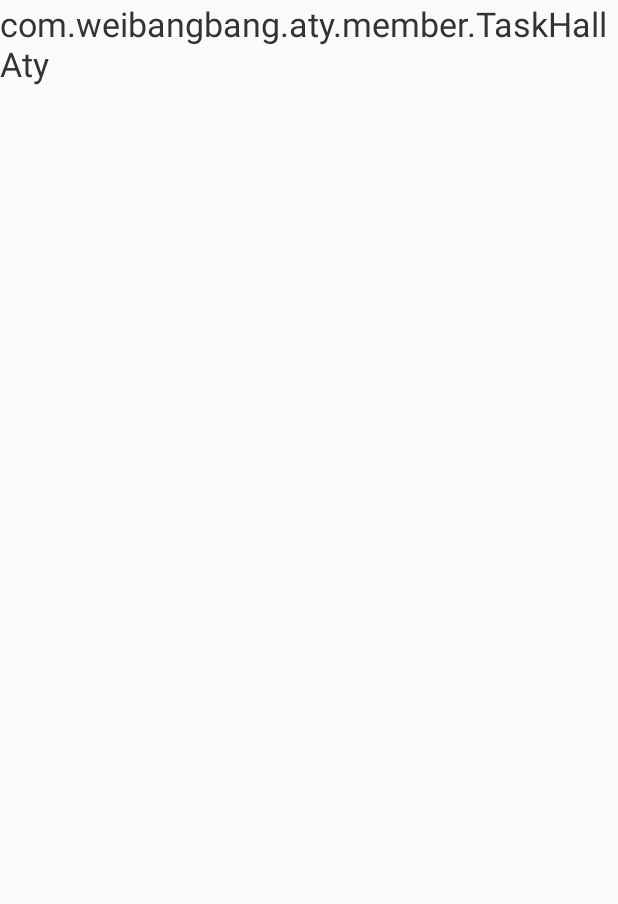
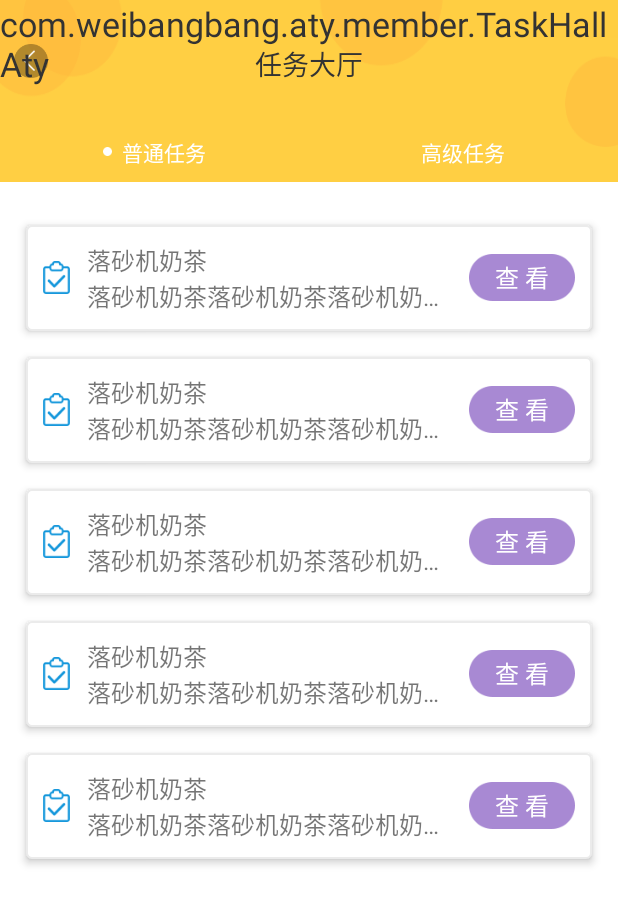
Before and after one commit to zyf19930419/baping, an Android app: the TaskHallAty screen opened directly, with no data from a screen before it, on a phone screen of 412 x 824 dp. Shown: the top 904 px of the screen. Run offline under Robolectric (Android 15) with nearby library versions, the phone set to English and light mode, and no system bars; libraries missing offline, so code that uses them is left out: com.mob; pictures from the network do not load.

Commit message:
微帮帮布局搭建

```diff
--- /dev/null
+++ b/app/src/main/java/com/weibangbang/adapter/TaskHallAdapter.java
@@ -0,0 +1,40 @@
+package com.weibangbang.adapter;
+
+import android.support.annotation.NonNull;
+import android.support.v7.widget.RecyclerView;
+import android.view.LayoutInflater;
+import android.view.View;
+import android.view.ViewGroup;
+
+import com.weibangbang.R;
+
+/**
+ * 创建者：zhangyunfei
+ * 创建时间：2018/10/9 13:53
+ * 功能描述：
+ */
+public class TaskHallAdapter extends RecyclerView.Adapter<TaskHallAdapter.MyViewHolder> {
+
+    @NonNull
+    @Override
+    public MyViewHolder onCreateViewHolder(@NonNull ViewGroup parent, int viewType) {
+        View itemView= LayoutInflater.from(parent.getContext()).inflate(R.layout.task_item,parent,false);
+        return new MyViewHolder(itemView);
+    }
+
+    @Override
+    public void onBindViewHolder(@NonNull MyViewHolder holder, int position) {
+
+    }
+
+    @Override
+    public int getItemCount() {
+        return 5;
+    }
+
+    class MyViewHolder extends RecyclerView.ViewHolder{
+        public MyViewHolder(View itemView) {
+            super(itemView);
+        }
+    }
+}
--- a/app/src/main/java/com/weibangbang/aty/member/TaskHallAty.java
+++ b/app/src/main/java/com/weibangbang/aty/member/TaskHallAty.java
@@ -1,5 +1,13 @@
 package com.weibangbang.aty.member;
 
+import android.support.v4.content.ContextCompat;
+import android.support.v7.widget.LinearLayoutManager;
+import android.support.v7.widget.RecyclerView;
+import android.view.View;
+import android.widget.TextView;
+
+import com.weibangbang.R;
+import com.weibangbang.adapter.TaskHallAdapter;
 import com.weibangbang.base.BaseActivity;
 
 /**
@@ -8,18 +16,56 @@ import com.weibangbang.base.BaseActivity;
  * 功能描述：任务大厅
  */
 public class TaskHallAty extends BaseActivity{
+    private TextView general_tv,advance_tv;
+
+    private RecyclerView mRecyclerView;
+    private TaskHallAdapter mTaskHallAdapter;
     @Override
     public int getLayoutId() {
-        return 0;
+        return R.layout.activity_task_hall;
     }
 
     @Override
     public void initView() {
+        setTitleBar(getResources().getString(R.string.renwudating),true);
+        general_tv=findViewById(R.id.general_task_tv);
+        advance_tv=findViewById(R.id.advance_task_tv);
+        general_tv.setCompoundDrawablePadding(10);
+        general_tv.setCompoundDrawablesWithIntrinsicBounds(ContextCompat.getDrawable(this,R.mipmap.icon_white_point),null,null,null);
 
+        mRecyclerView=findViewById(R.id.recyclerView);
+        LinearLayoutManager manager=new LinearLayoutManager(this,LinearLayoutManager.VERTICAL,false);
+        mRecyclerView.setLayoutManager(manager);
+        mTaskHallAdapter=new TaskHallAdapter();
+        mRecyclerView.setAdapter(mTaskHallAdapter);
     }
 
     @Override
     public void initData() {
 
     }
+
+    @Override
+    public void onComplete(String requestUrl, String jsonStr) {
+        super.onComplete(requestUrl, jsonStr);
+        mTaskHallAdapter=new TaskHallAdapter();
+        mRecyclerView.setAdapter(mTaskHallAdapter);
+    }
+
+    /**
+     * 普通任务
+     */
+    public void onGeneral_layout(View view) {
+        general_tv.setCompoundDrawablePadding(10);
+        general_tv.setCompoundDrawablesWithIntrinsicBounds(ContextCompat.getDrawable(this,R.mipmap.icon_white_point),null,null,null);
+        advance_tv.setCompoundDrawablesWithIntrinsicBounds(null,null,null,null);
+    }
+    /**
+     *高级任务
+     */
+    public void onAdvance_layout(View view) {
+        general_tv.setCompoundDrawablesWithIntrinsicBounds(null,null,null,null);
+        advance_tv.setCompoundDrawablePadding(10);
+        advance_tv.setCompoundDrawablesWithIntrinsicBounds(ContextCompat.getDrawable(this,R.mipmap.icon_white_point),null,null,null);
+    }
 }
--- a/app/src/main/java/com/weibangbang/aty/personal/ChangePasswordAty.java
+++ b/app/src/main/java/com/weibangbang/aty/personal/ChangePasswordAty.java
@@ -14,7 +14,7 @@ public class ChangePasswordAty extends BaseActivity {
     private TextView commit_tv;
     @Override
     public int getLayoutId() {
-        return R.layout.acitvity_change_password;
+        return R.layout.activity_change_password;
     }
 
     @Override
--- a/app/src/main/res/layout/activity_contact_customer.xml
+++ b/app/src/main/res/layout/activity_contact_customer.xml
@@ -72,6 +72,7 @@
             android:layout_weight="1"
             android:background="@drawable/edit_shape"
             android:gravity="center"
+            android:elevation="3dp"
             android:orientation="vertical"
             android:paddingBottom="15dp"
             android:paddingTop="15dp">
--- /dev/null
+++ b/app/src/main/res/layout/activity_task_hall.xml
@@ -0,0 +1,60 @@
+<?xml version="1.0" encoding="utf-8"?>
+<LinearLayout xmlns:android="http://schemas.android.com/apk/res/android"
+    android:layout_width="match_parent"
+    android:layout_height="match_parent"
+    xmlns:tools="http://schemas.android.com/tools"
+    android:background="@color/white"
+    android:orientation="vertical">
+
+    <include layout="@layout/layout_title" />
+
+    <LinearLayout
+        android:layout_width="match_parent"
+        android:layout_height="wrap_content"
+        android:gravity="center_vertical"
+        android:background="@mipmap/icon_task_bg"
+        android:orientation="horizontal">
+
+        <LinearLayout
+            android:onClick="onGeneral_layout"
+            android:layout_width="0dp"
+            android:layout_height="wrap_content"
+            android:layout_weight="1"
+            android:gravity="center">
+
+            <TextView
+                android:id="@+id/general_task_tv"
+                android:layout_width="wrap_content"
+                android:layout_height="wrap_content"
+                android:gravity="center"
+                android:text="@string/general_task"
+                android:textColor="@color/white"
+                android:textSize="12sp" />
+        </LinearLayout>
+
+        <LinearLayout
+            android:onClick="onAdvance_layout"
+            android:layout_width="0dp"
+            android:layout_height="wrap_content"
+            android:layout_weight="1"
+            android:gravity="center">
+
+            <TextView
+                android:id="@+id/advance_task_tv"
+                android:layout_width="wrap_content"
+                android:layout_height="wrap_content"
+                android:gravity="center"
+                android:text="@string/advanced_task"
+                android:textColor="@color/white"
+                android:textSize="12sp" />
+        </LinearLayout>
+    </LinearLayout>
+
+    <android.support.v7.widget.RecyclerView
+        android:id="@+id/recyclerView"
+        android:layout_marginTop="10dp"
+        tools:listitem="@layout/task_item"
+        tools:itemCount="5"
+        android:layout_width="match_parent"
+        android:layout_height="match_parent" />
+</LinearLayout>
--- /dev/null
+++ b/app/src/main/res/layout/task_item.xml
@@ -0,0 +1,49 @@
+<?xml version="1.0" encoding="utf-8"?>
+<LinearLayout xmlns:android="http://schemas.android.com/apk/res/android"
+    android:orientation="horizontal"
+    android:layout_width="match_parent"
+    android:layout_height="wrap_content"
+    android:background="@drawable/edit_shape"
+    android:elevation="3dp"
+    android:paddingTop="10dp"
+    android:paddingBottom="10dp"
+    android:gravity="center_vertical"
+    android:layout_marginStart="15dp"
+    android:layout_marginEnd="15dp"
+    android:layout_marginTop="15dp">
+
+    <ImageView
+        android:layout_marginStart="10dp"
+        android:src="@mipmap/icon_task"
+        android:layout_width="wrap_content"
+        android:layout_height="wrap_content" />
+    <LinearLayout
+        android:layout_width="0dp"
+        android:layout_weight="1"
+        android:layout_marginStart="10dp"
+        android:orientation="vertical"
+        android:layout_height="wrap_content">
+
+        <TextView
+            android:text="落砂机奶茶"
+            android:layout_width="wrap_content"
+            android:layout_height="wrap_content" />
+        <TextView
+            android:text="落砂机奶茶落砂机奶茶落砂机奶茶落砂机奶茶"
+            android:maxLines="1"
+            android:ellipsize="end"
+            android:layout_width="wrap_content"
+            android:layout_height="wrap_content" />
+
+    </LinearLayout>
+    <TextView
+        android:textColor="@color/white"
+        android:text="查 看"
+        android:gravity="center"
+        android:layout_marginEnd="10dp"
+        android:layout_marginStart="10dp"
+        android:background="@mipmap/icon_button_bg"
+        android:layout_width="wrap_content"
+        android:layout_height="wrap_content" />
+
+</LinearLayout>
--- a/app/src/main/res/values/strings.xml
+++ b/app/src/main/res/values/strings.xml
@@ -105,5 +105,8 @@
     <string name="first_class_members">一级会员</string>
     <string name="two_level_members">二级会员</string>
 
+    <!--任务大厅-->
+    <string name="general_task">普通任务</string>
+    <string name="advanced_task">高级任务</string>
 
 </resources>
```
Also changed, not shown: app/src/main/res/layout/activity_change_password.xml (renamed from app/src/main/res/layout/acitvity_change_password.xml), app/src/main/res/mipmap-xhdpi/icon_button_bg.png (added), app/src/main/res/mipmap-xhdpi/icon_task.png (added), app/src/main/res/mipmap-xhdpi/icon_task_bg.png (added), app/src/main/res/mipmap-xhdpi/icon_white_point.png (added), app/src/main/res/mipmap-xxhdpi/icon_button_bg.png (added), app/src/main/res/mipmap-xxhdpi/icon_contact_customer.png (added), app/src/main/res/mipmap-xxhdpi/icon_copy.png (added), app/src/main/res/mipmap-xxhdpi/icon_task.png (added), app/src/main/res/mipmap-xxhdpi/icon_task_bg.png (added), app/src/main/res/mipmap-xxhdpi/icon_white_point.png (added).
